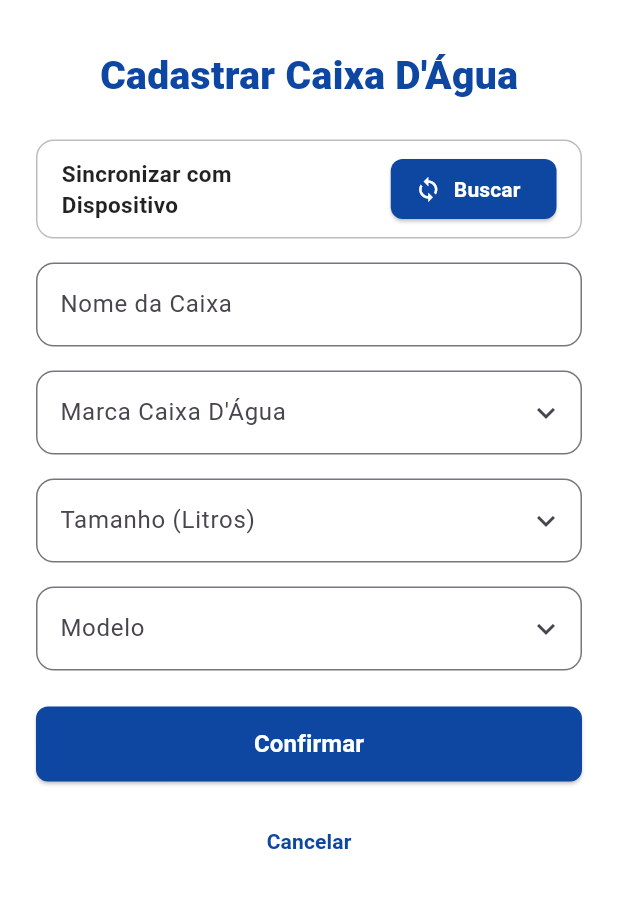
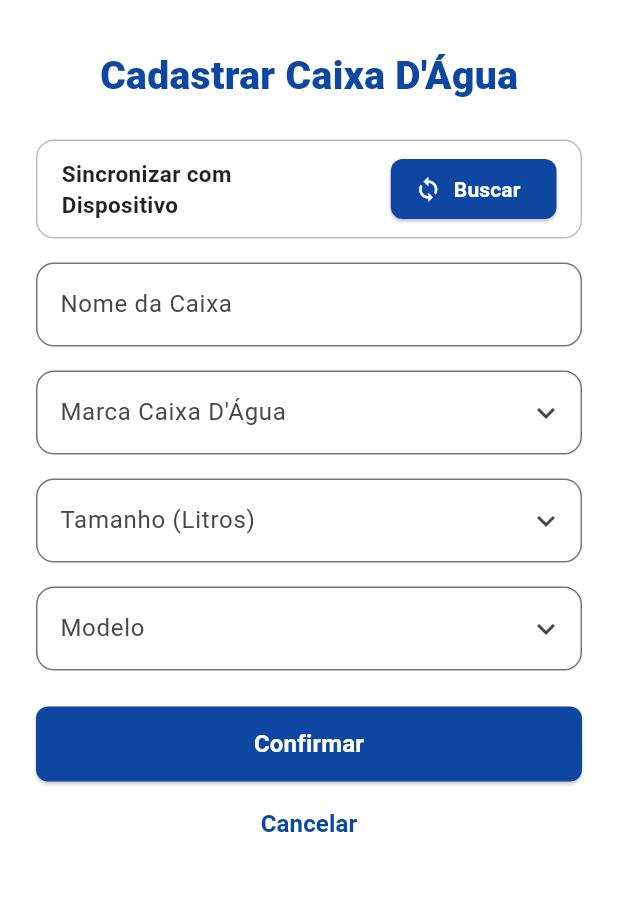
Before and after one commit to BispoCarlosDev/nivel_certo, a Flutter app: the screen it shows after launch, on a phone screen of 412 x 824 dp, the part 114-1022 px from its top. Run offline on Flutter 3.47's test engine with Material 3 defaults, Android fonts, the phone set to English and light mode, and no system bars.

Commit message:
Correções no padrão das telas e comentários da tela Cadastrar Caixa D'Água

```diff
--- a/lib/screens/tela_cadastrarcaixa.dart
+++ b/lib/screens/tela_cadastrarcaixa.dart
@@ -13,6 +13,7 @@ class CadastroCaixaScreen extends StatelessWidget {
           child: Column(
             crossAxisAlignment: CrossAxisAlignment.center,
             children: [
+              // Adicionando Logo e Nome do App
               Row(
                 mainAxisAlignment: MainAxisAlignment.start,
                 crossAxisAlignment: CrossAxisAlignment.center,
@@ -34,7 +35,7 @@ class CadastroCaixaScreen extends StatelessWidget {
               ),
               const SizedBox(height: 32),
 
-              // Título da Tela
+              // Inserindo o título da Tela Cadastrar Caixas Dagua
               const Text(
                 'Cadastrar Caixa D\'Água',
                 style: TextStyle(
@@ -45,7 +46,7 @@ class CadastroCaixaScreen extends StatelessWidget {
               ),
               const SizedBox(height: 24),
 
-              // (Continuando dentro da Column:)
+              // Inserindo um container e um botão para sincronizar dispositivos
               Container(
                 padding: const EdgeInsets.symmetric(
                   horizontal: 16,
@@ -68,7 +69,7 @@ class CadastroCaixaScreen extends StatelessWidget {
                     ),
                     ElevatedButton.icon(
                       style: ElevatedButton.styleFrom(
-                        backgroundColor: const Color(0xFF0D47A1), // Azul escuro
+                        backgroundColor: const Color(0xFF0D47A1),
                         shape: RoundedRectangleBorder(
                           borderRadius: BorderRadius.circular(8),
                         ),
@@ -94,9 +95,7 @@ class CadastroCaixaScreen extends StatelessWidget {
               ),
               const SizedBox(height: 16),
 
-              // (Continuando dentro da Column:)
-
-              // Nome da Caixa
+              // Inserindo o campo Nome da Caixa
               TextField(
                 decoration: InputDecoration(
                   labelText: 'Nome da Caixa',
@@ -107,7 +106,7 @@ class CadastroCaixaScreen extends StatelessWidget {
               ),
               const SizedBox(height: 16),
 
-              // Marca Caixa D'Água (Simulando o select com seta)
+              // Inserindo o campo marca da Caixa
               TextField(
                 readOnly: true,
                 decoration: InputDecoration(
@@ -120,7 +119,7 @@ class CadastroCaixaScreen extends StatelessWidget {
               ),
               const SizedBox(height: 16),
 
-              // Tamanho (Litros)
+              // Inserindo o campo de tamanho da caixa
               TextField(
                 readOnly: true,
                 decoration: InputDecoration(
@@ -133,7 +132,7 @@ class CadastroCaixaScreen extends StatelessWidget {
               ),
               const SizedBox(height: 16),
 
-              // Modelo
+              // Inserindo o modelo da caixa
               TextField(
                 readOnly: true,
                 decoration: InputDecoration(
@@ -146,9 +145,7 @@ class CadastroCaixaScreen extends StatelessWidget {
               ),
               const SizedBox(height: 24),
 
-              // (Finalizando dentro da Column:)
-
-              // Botão Confirmar
+              // Inserindo o botão de confirmar
               SizedBox(
                 width: double.infinity,
                 height: 50,
@@ -172,9 +169,9 @@ class CadastroCaixaScreen extends StatelessWidget {
                   ),
                 ),
               ),
-              const SizedBox(height: 16),
+              const SizedBox(height: 4),
 
-              // Link Cancelar
+              // Inserindo o textbutto de cancelar
               Center(
                 child: TextButton(
                   onPressed: () {
@@ -183,6 +180,7 @@ class CadastroCaixaScreen extends StatelessWidget {
                   child: const Text(
                     'Cancelar',
                     style: TextStyle(
+                      fontSize: 16,
                       color: Color(0xFF0D47A1),
                       fontWeight: FontWeight.w600,
                     ),
--- a/lib/screens/tela_cadastrarusuario.dart
+++ b/lib/screens/tela_cadastrarusuario.dart
@@ -116,14 +116,14 @@ class CadastroUsuarioScreen extends StatelessWidget {
                   child: const Text(
                     'Cadastrar-se',
                     style: TextStyle(
-                      fontSize: 16,
+                      fontSize: 22,
                       fontWeight: FontWeight.bold,
                       color: Colors.white,
                     ),
                   ),
                 ),
               ),
-              const SizedBox(height: 16),
+              const SizedBox(height: 4),
               // Inserindo o texto clicável para Fazer login
               TextButton(
                 onPressed: () {
@@ -132,6 +132,7 @@ class CadastroUsuarioScreen extends StatelessWidget {
                 child: const Text(
                   'Já tem conta? Fazer Login',
                   style: TextStyle(
+                    fontSize: 16,
                     color: Color(0xFF0D47A1),
                     fontWeight: FontWeight.w600,
                   ),
--- a/lib/screens/tela_login.dart
+++ b/lib/screens/tela_login.dart
@@ -79,6 +79,7 @@ class LoginScreen extends StatelessWidget {
                   child: const Text(
                     'Esqueci Minha Senha',
                     style: TextStyle(
+                      fontSize: 16,
                       color: Color(0xFF0F47A1),
                       fontWeight: FontWeight.w600,
                     ),
@@ -116,7 +117,7 @@ class LoginScreen extends StatelessWidget {
               ),
 
               // SizedBox para afastar o botão Entrar do textbutton Criar Conta
-              const SizedBox(height: 16),
+              const SizedBox(height: 4),
 
               // Adicionando o TextButton Criar Conta
               TextButton(
@@ -129,6 +130,7 @@ class LoginScreen extends StatelessWidget {
                 child: const Text(
                   'Criar Conta',
                   style: TextStyle(
+                    fontSize: 16,
                     color: Color(0xFF0D47A1),
                     fontWeight: FontWeight.w600,
                   ),
```
